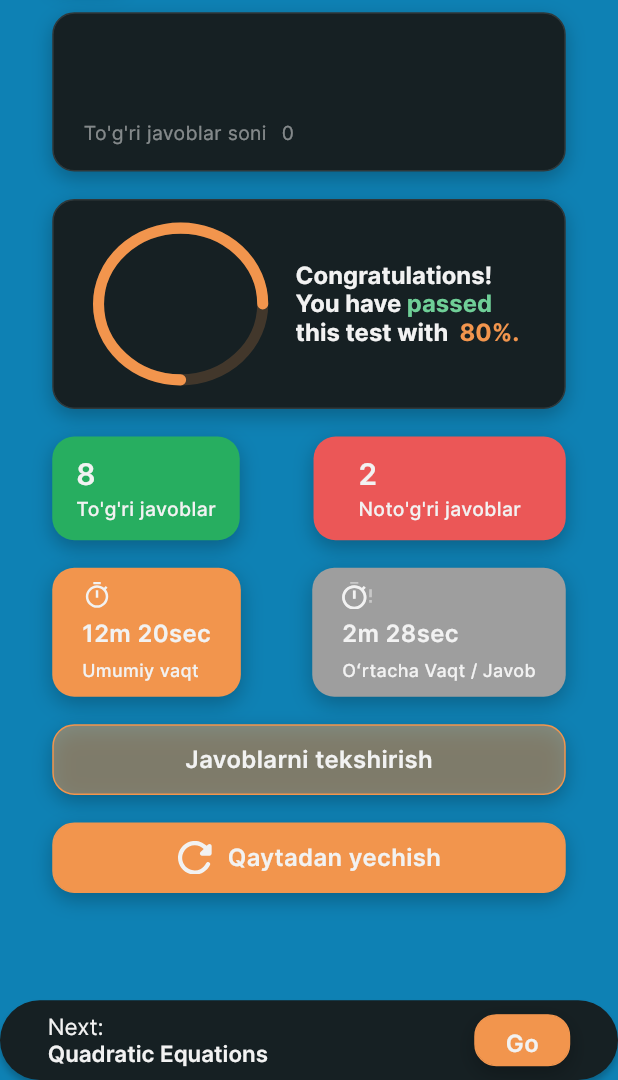
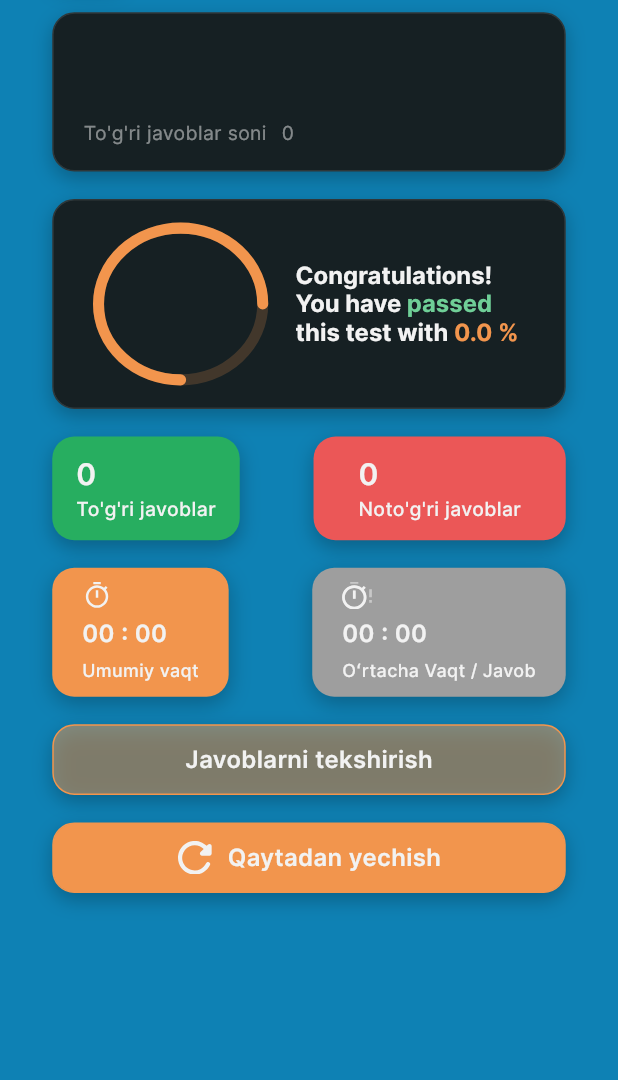
Before and after one commit to Yorq1nnur/my_quiz_app, a Flutter app: the ResultScreen screen opened directly with empty values, on a phone screen of 412 x 824 dp, the part 156-1236 px from its top. Run offline on Flutter 3.47's test engine with Material 3 defaults, Android fonts, the phone set to English and light mode, and no system bars; drawn by our look-alikes of zoom_tap_animation; our stand-ins replace flutter_screenutil, flutter_svg, lottie; missing offline and left inert: dart:ffi; project files that could hold a hidden picture were left out.

Commit message:
First ResultScreen

```diff
--- a/lib/models/answers_report.dart
+++ b/lib/models/answers_report.dart
@@ -26,51 +26,53 @@ class AnswersReport {
     for (int i = 0; i < subjectModel.questions.length; i++) {
       QuizModel quiz = subjectModel.questions[i];
       int selection = selectedAnswers[i]!;
-
+      int trues = 0;
       switch (selection) {
         case 1:
           {
             if (quiz.trueAnswer == quiz.variant1) {
-              trueAnswersCount++;
+              trues++;
             }
           }
         case 2:
           {
             if (quiz.trueAnswer == quiz.variant2) {
-              trueAnswersCount++;
+              trues++;
             }
           }
         case 3:
           {
             if (quiz.trueAnswer == quiz.variant3) {
-              trueAnswersCount++;
+              trues++;
             }
           }
         case 4:
           {
             if (quiz.trueAnswer == quiz.variant4) {
-              trueAnswersCount++;
+              trues++;
             }
           }
         default:
           {}
       }
+
+      trueAnswersCount = trues;
+
       falseAnswersCount = subjectModel.questions.length - trueAnswersCount;
 
       int onlySelectedAnswersCount = 0;
 
       for (int i = 0; i < subjectModel.questions.length; i++) {
-        if(selectedAnswers[i] != 0){
+        if (selectedAnswers[i] != 0) {
           onlySelectedAnswersCount++;
         }
       }
 
-    averageTime = spentTime ~/ onlySelectedAnswersCount;
+      averageTime = spentTime ~/ onlySelectedAnswersCount;
 
       totalTime = subjectModel.questions.length * levelTime;
 
       truePercentage = trueAnswersCount / subjectModel.questions.length;
-
     }
   }
 }
--- a/lib/screens/result_screen/bottom_container.dart
+++ /dev/null
@@ -1,112 +0,0 @@
-import 'package:flutter/material.dart';
-import 'package:flutter_screenutil/flutter_screenutil.dart';
-import 'package:zoom_tap_animation/zoom_tap_animation.dart';
-
-import '../../utils/colors/app_colors.dart';
-import '../../utils/styles/app_text_style.dart';
-
-class BottomContainer extends StatefulWidget {
-  const BottomContainer({super.key, required this.onTap});
-
-  final VoidCallback onTap;
-
-  @override
-  State<BottomContainer> createState() => _BottomContainerState();
-}
-
-class _BottomContainerState extends State<BottomContainer> {
-  @override
-  Widget build(BuildContext context) {
-    return Expanded(
-      child: Container(
-        padding: EdgeInsets.symmetric(
-          vertical: 10.h,
-          horizontal: 32.w,
-        ),
-        decoration: BoxDecoration(
-          color: AppColors.c162023,
-          borderRadius: BorderRadius.circular(
-            40.r,
-          ),
-          boxShadow: [
-            BoxShadow(
-              color: AppColors.c000000.withOpacity(
-                0.25.r,
-              ),
-              blurRadius: 4.r,
-              offset: Offset(
-                0,
-                4.r,
-              ),
-            ),
-          ],
-        ),
-        child: Row(
-          mainAxisAlignment: MainAxisAlignment.spaceBetween,
-          children: [
-            RichText(
-              text: TextSpan(
-                  text: "Next:\n",
-                  style: AppTextStyle.interBold.copyWith(
-                    color: AppColors.cF2F2F2,
-                    fontSize: 15.sp,
-                    fontWeight: FontWeight.w400,
-                  ),
-                  children: [
-                    TextSpan(
-                      text: "Quadratic Equations",
-                      style: AppTextStyle.interBold.copyWith(
-                        color: AppColors.cF2F2F2,
-                        fontSize: 15.sp,
-                        fontWeight: FontWeight.w600,
-                      ),
-                    )
-                  ]),
-            ),
-            ZoomTapAnimation(
-              onTap: widget.onTap,
-              child: Container(
-                padding: EdgeInsets.symmetric(
-                  vertical: 8.h,
-                  horizontal: 20.w,
-                ),
-                decoration: BoxDecoration(
-                  color: AppColors.cF2954D,
-                  boxShadow: [
-                    BoxShadow(
-                      color: AppColors.c000000.withOpacity(
-                        0.25,
-                      ),
-                      blurRadius: 12.r,
-                      offset: Offset(
-                        0,
-                        5.r,
-                      ),
-                    ),
-                  ],
-                  border: Border.all(
-                    color: AppColors.cF2954D,
-                    width: 1.w,
-                  ),
-                  borderRadius: BorderRadius.circular(
-                    16.r,
-                  ),
-                ),
-                child: Center(
-                  child: Text(
-                    "Go",
-                    style: AppTextStyle.interBold.copyWith(
-                      color: AppColors.cF2F2F2,
-                      fontSize: 16.sp,
-                      fontWeight: FontWeight.w600,
-                    ),
-                  ),
-                ),
-              ),
-            ),
-          ],
-        ),
-      ),
-    );
-  }
-}
--- a/lib/screens/result_screen/get_true_answers_container.dart
+++ b/lib/screens/result_screen/get_true_answers_container.dart
@@ -13,7 +13,7 @@ class GetTrueAnswersContainer extends StatelessWidget {
   });
 
   final Color containerColor;
-  final String answersCount;
+  final int answersCount;
   final String check;
   final int horizontalPadding;
 
@@ -41,7 +41,7 @@ class GetTrueAnswersContainer extends StatelessWidget {
         crossAxisAlignment: CrossAxisAlignment.start,
         children: [
           Text(
-            answersCount,
+            answersCount.toString(),
             style: AppTextStyle.interBold.copyWith(
               color: AppColors.cF2F2F2,
               fontSize: 20.sp,
--- a/lib/screens/result_screen/result_screen.dart
+++ b/lib/screens/result_screen/result_screen.dart
@@ -1,10 +1,8 @@
 import 'dart:math';
-
 import 'package:flutter/material.dart';
 import 'package:flutter/services.dart';
 import 'package:flutter_screenutil/flutter_screenutil.dart';
 import 'package:my_quiz_app/models/answers_report.dart';
-import 'package:my_quiz_app/screens/result_screen/bottom_container.dart';
 import 'package:my_quiz_app/screens/result_screen/get_bottom_items.dart';
 import 'package:my_quiz_app/screens/result_screen/get_subject_item.dart';
 import 'package:my_quiz_app/screens/result_screen/get_time_container.dart';
@@ -143,7 +141,7 @@ class _ResultScreenState extends State<ResultScreen> {
                                       ),
                                     ),
                                     TextSpan(
-                                      text: " 80%.",
+                                      text: "${widget.answersReport.truePercentage * 100} %",
                                       style: AppTextStyle.interBold.copyWith(
                                         color: AppColors.cF2954D,
                                         fontSize: 16.sp,
@@ -161,18 +159,18 @@ class _ResultScreenState extends State<ResultScreen> {
                   ),
                   Padding(
                     padding: EdgeInsets.only(bottom: 20.h),
-                    child: const Row(
+                    child: Row(
                       mainAxisAlignment: MainAxisAlignment.spaceBetween,
                       children: [
                         GetTrueAnswersContainer(
                           containerColor: AppColors.c27AE60,
-                          answersCount: "8",
+                          answersCount: widget.answersReport.trueAnswersCount,
                           check: "To'g'ri javoblar",
                           horizontalPadding: 16,
                         ),
                         GetTrueAnswersContainer(
                           containerColor: AppColors.cEB5757,
-                          answersCount: "2",
+                          answersCount: widget.answersReport.falseAnswersCount,
                           check: "Noto'g'ri javoblar",
                           horizontalPadding: 30,
                         ),
@@ -181,18 +179,18 @@ class _ResultScreenState extends State<ResultScreen> {
                   ),
                   Padding(
                     padding: EdgeInsets.only(bottom: 20.h),
-                    child: const Row(
+                    child: Row(
                       mainAxisAlignment: MainAxisAlignment.spaceBetween,
                       children: [
                         GetTimeContainer(
                             containerColor: AppColors.cF2954D,
                             iconPath: AppImages.clock,
-                            title: "12m 20sec",
+                            title: getMinutelyText(widget.answersReport.totalTime),
                             description: "Umumiy vaqt"),
                         GetTimeContainer(
                             containerColor: Colors.grey,
                             iconPath: AppImages.secondClock,
-                            title: "2m 28sec",
+                            title: getMinutelyText(widget.answersReport.averageTime),
                             description: "Oʻrtacha Vaqt / Javob"),
                       ],
                     ),
@@ -216,10 +214,6 @@ class _ResultScreenState extends State<ResultScreen> {
                 ],
               ),
             ),
-            const Spacer(),
-            BottomContainer(
-              onTap: () {},
-            )
           ],
         ),
       ),
```
